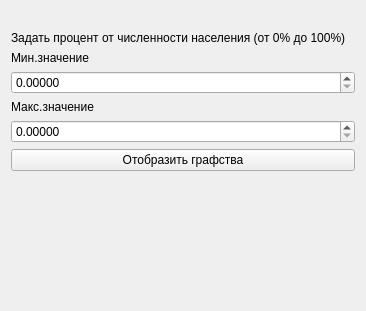
Before: the Qt Designer form widgets/panels/ddmInEstimAndPopulFilterWidgetPanel.ui in alexeymarunin/ddm, drawn with Qt 5.
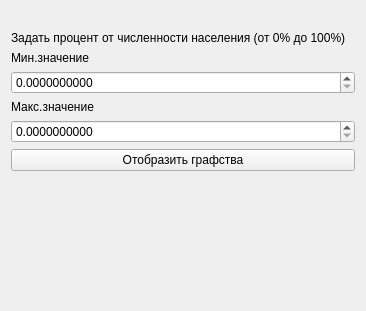
After: the same form once the commit is applied. Icons and pictures are not drawn.

```diff
--- a/widgets/panels/ddmInEstimAndPopulFilterWidgetPanel.ui
+++ b/widgets/panels/ddmInEstimAndPopulFilterWidgetPanel.ui
@@ -52,7 +52,10 @@
      <item>
       <widget class="QDoubleSpinBox" name="spinMinValue">
        <property name="decimals">
-        <number>5</number>
+        <number>10</number>
+       </property>
+       <property name="maximum">
+        <double>999999999.000000000000000</double>
        </property>
       </widget>
      </item>
@@ -66,7 +69,10 @@
      <item>
       <widget class="QDoubleSpinBox" name="spinMaxValue">
        <property name="decimals">
-        <number>5</number>
+        <number>10</number>
+       </property>
+       <property name="maximum">
+        <double>999999999.000000000000000</double>
        </property>
       </widget>
      </item>
```
